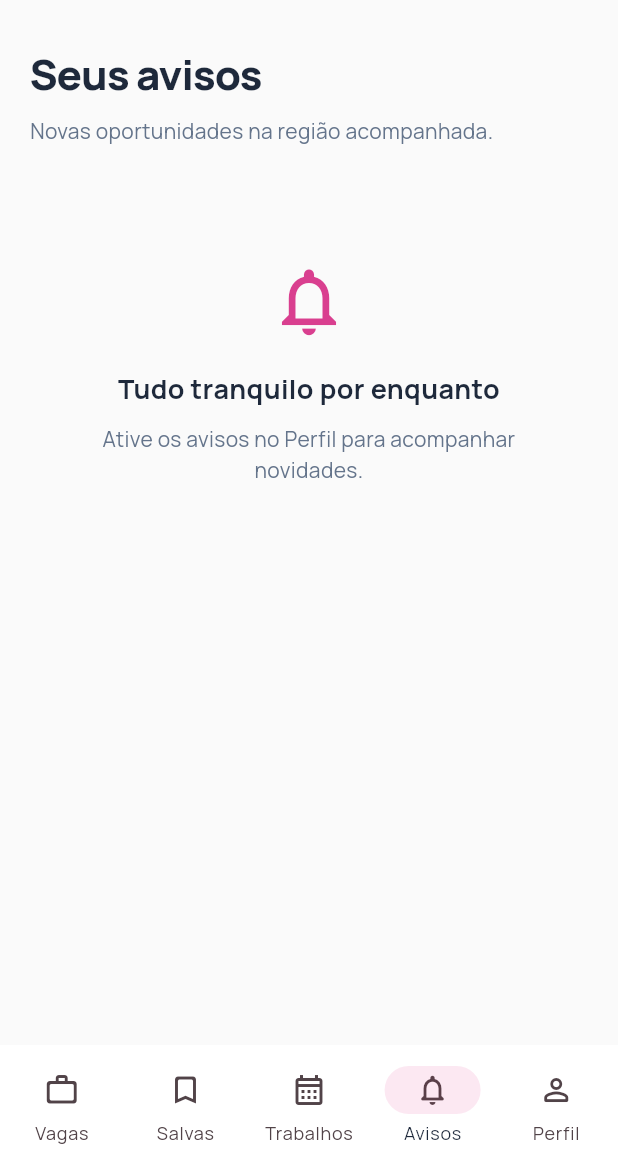
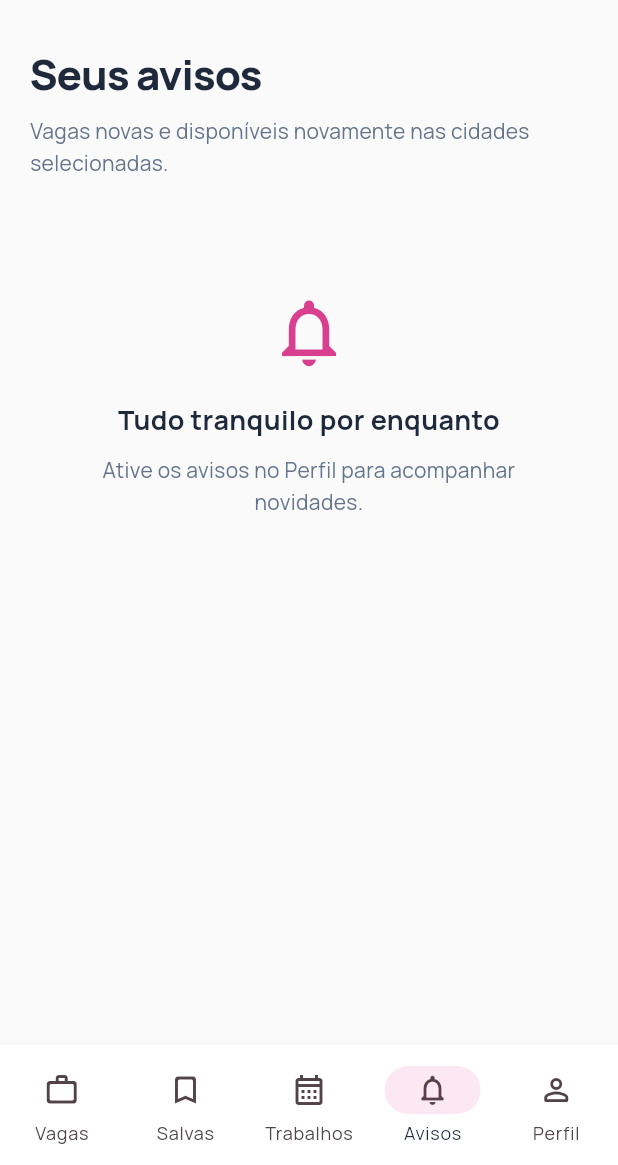
Before and after one commit to bichocutela/IWOF-PLUS, a Flutter app: the AppShell screen opened directly with empty values, item 4 of the bottom bar chosen, on a phone screen of 412 x 824 dp, the part 71-1236 px from its top. Run offline on Flutter 3.47's test engine with Material 3 defaults, Android fonts, the phone set to English and light mode, and no system bars; our stand-ins replace firebase_core, firebase_messaging, flutter_local_notifications, flutter_secure_storage, geocoding, geolocator and 3 more; missing offline and left inert: workmanager; accounts and stored records are empty.

Commit message:
ui: identificar vagas liberadas novamente na aba Avisos

```diff
--- a/lib/screens/app_shell.dart
+++ b/lib/screens/app_shell.dart
@@ -680,7 +680,7 @@ class _AppShellState extends State<AppShell> {
   Widget alerts() => ListView(
     padding: const EdgeInsets.fromLTRB(20, 20, 20, 72),
     children: [
-      sectionTitle('Seus avisos', 'Novas oportunidades na região acompanhada.'),
+      sectionTitle('Seus avisos', 'Vagas novas e disponíveis novamente nas cidades selecionadas.'),
       if (c.alerts.isNotEmpty)
         Wrap(spacing: 8, runSpacing: 8, children: [
           OutlinedButton.icon(
@@ -732,7 +732,9 @@ class _AppShellState extends State<AppShell> {
                   child: const Icon(Icons.work_outline, color: pink),
                 ),
                 title: Text(
-                  job.title,
+                  alert['kind'] == 'returned'
+                      ? 'Disponível novamente • ${job.title}'
+                      : job.title,
                   style: const TextStyle(fontWeight: FontWeight.w700),
                 ),
                 subtitle: Text(
```
